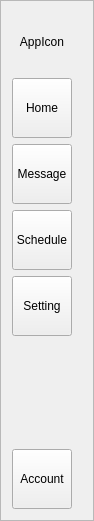
Qt form src/views/navigation/navigation.ui (RyotaUnzai/candybox) before a commit.
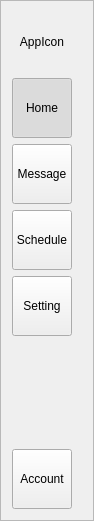
The same form after that commit.

Commit message: Added toggle function to Navigation View

Diff of the .ui file:
```diff
--- a/src/views/navigation/navigation.ui
+++ b/src/views/navigation/navigation.ui
@@ -64,6 +64,12 @@
        <property name="text">
         <string>Home</string>
        </property>
+       <property name="checkable">
+        <bool>true</bool>
+       </property>
+       <property name="checked">
+        <bool>true</bool>
+       </property>
       </widget>
      </item>
      <item>
```
Left out of the diff: 12 changed lines with no effect on the pictures. The commit also changes 3 other files.
